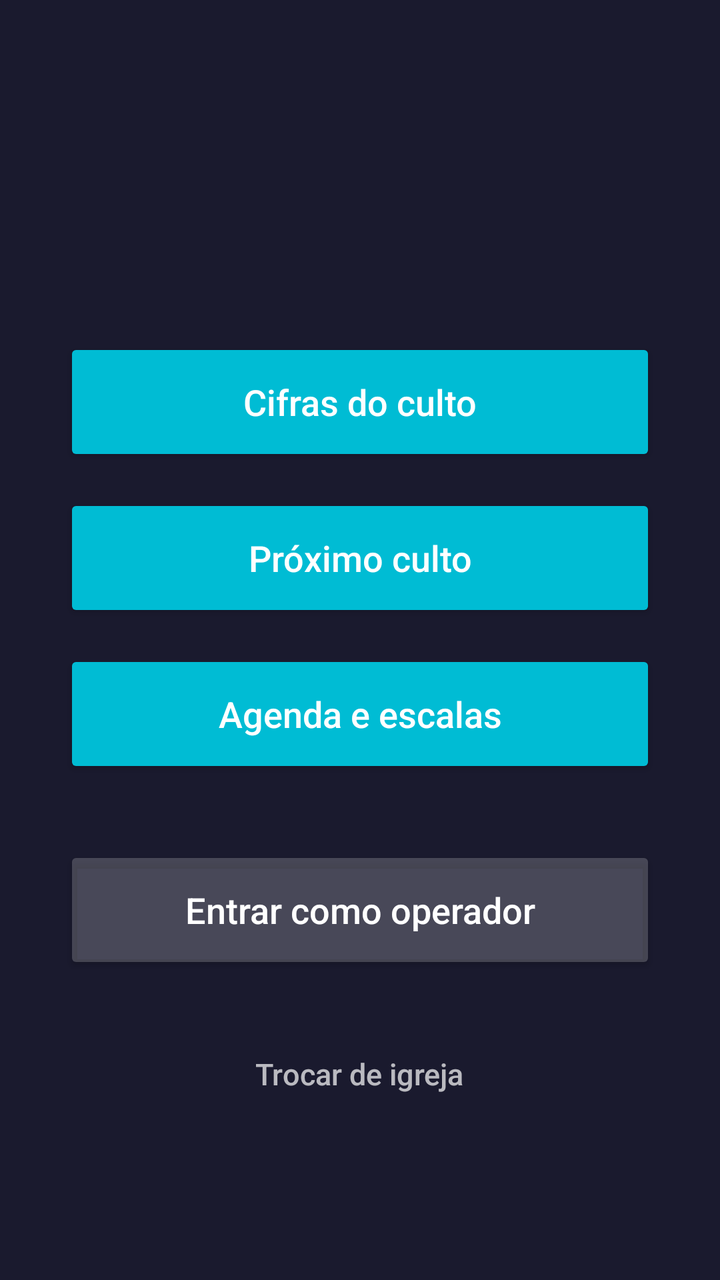
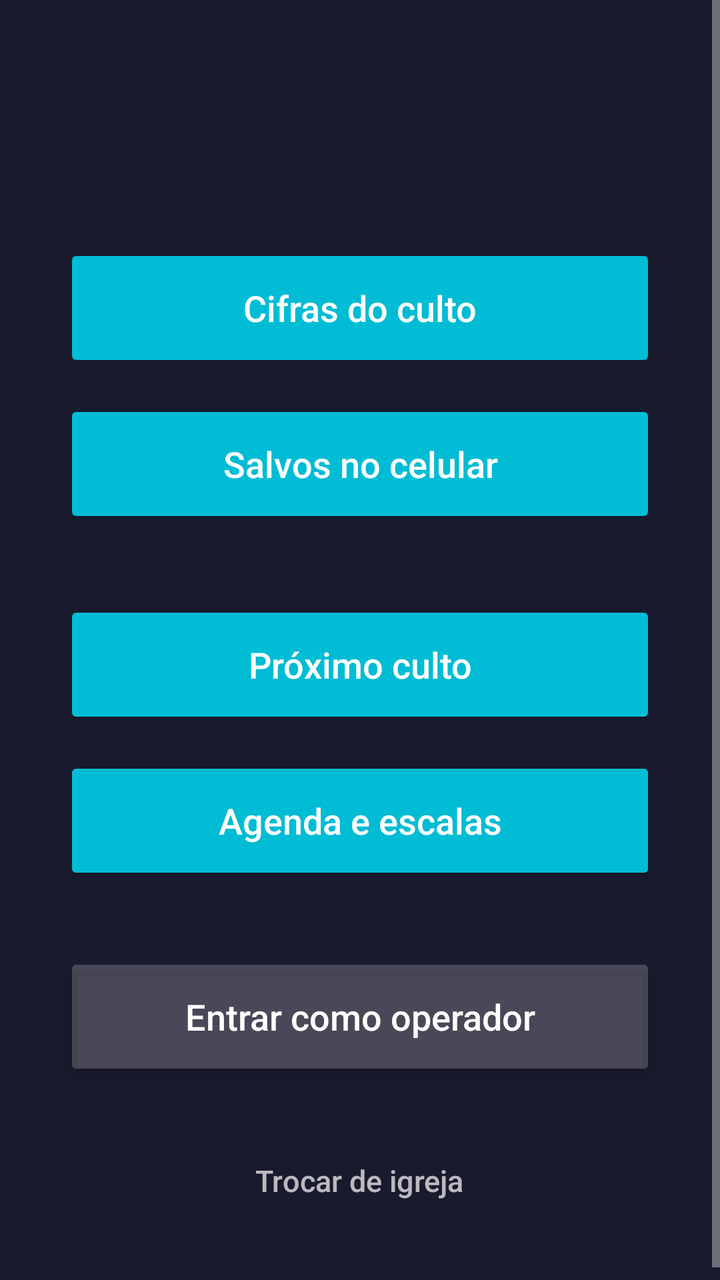

Two renders of the same Android screen: before a commit and after it. Below are the layout's source before the change and the commit's diff.
<!-- AndroidManifest.xml: application theme Tema -->
<!-- res/layout/activity_menu.xml -->
<?xml version="1.0" encoding="utf-8"?>
<ScrollView xmlns:android="http://schemas.android.com/apk/res/android"
    xmlns:app="http://schemas.android.com/apk/res-auto"
    android:layout_width="match_parent"
    android:layout_height="match_parent"
    android:fillViewport="true">

    <LinearLayout
        android:layout_width="match_parent"
        android:layout_height="wrap_content"
        android:gravity="center"
        android:orientation="vertical"
        android:padding="32dp">

        <TextView
            android:id="@+id/igreja"
            android:layout_width="match_parent"
            android:layout_height="wrap_content"
            android:gravity="center"
            android:textColor="#FFFFFF"
            android:textSize="24sp"
            android:textStyle="bold" />

        <TextView
            android:id="@+id/endereco"
            android:layout_width="wrap_content"
            android:layout_height="wrap_content"
            android:layout_marginTop="4dp"
            android:layout_marginBottom="36dp"
            android:textColor="#80FFFFFF"
            android:textSize="13sp" />

        <Button
            android:id="@+id/btnCifras"
            style="@style/BotaoGrande"
            android:text="@string/cifras" />

        <Button
            android:id="@+id/btnProximo"
            style="@style/BotaoGrande"
            android:text="@string/proximo_culto" />

        <Button
            android:id="@+id/btnAgenda"
            style="@style/BotaoGrande"
            android:text="@string/agenda" />

        <Button
            android:id="@+id/btnOperador"
            style="@style/BotaoGrande"
            android:layout_marginTop="20dp"
            android:text="@string/operador"
            app:backgroundTint="#33FFFFFF" />

        <Button
            android:id="@+id/btnTrocar"
            style="@style/BotaoDiscreto"
            android:layout_marginTop="12dp"
            android:text="@string/trocar" />
    </LinearLayout>
</ScrollView>
<!-- resources referenced by this layout -->
<resources>
  <string name="agenda">Agenda e escalas</string>
  <string name="cifras">Cifras do culto</string>
  <string name="operador">Entrar como operador</string>
  <string name="proximo_culto">Próximo culto</string>
  <string name="trocar">Trocar de igreja</string>
  <style name="BotaoDiscreto" parent="Widget.AppCompat.Button.Borderless">
          <item name="android:layout_width">wrap_content</item>
          <item name="android:layout_height">wrap_content</item>
          <item name="android:textAllCaps">false</item>
          <item name="android:textColor">#B3FFFFFF</item>
          <item name="android:textSize">15sp</item>
      </style>
  <style name="BotaoGrande" parent="Widget.AppCompat.Button">
          <item name="android:layout_width">match_parent</item>
          <item name="android:layout_height">64dp</item>
          <item name="android:layout_marginBottom">14dp</item>
          <item name="android:textSize">18sp</item>
          <item name="android:textAllCaps">false</item>
          <item name="android:textColor">#FFFFFF</item>
          <item name="backgroundTint">#00bcd4</item>
      </style>
  <style name="Tema" parent="Theme.AppCompat.NoActionBar">
          <item name="colorPrimary">#00bcd4</item>
          <item name="colorPrimaryDark">#1a1a2e</item>
          <item name="colorAccent">#00bcd4</item>
          <item name="android:windowBackground">#1a1a2e</item>
          <item name="android:statusBarColor">#1a1a2e</item>
          <item name="android:navigationBarColor">#1a1a2e</item>
      </style>
</resources>

<!-- the commit's change to res/layout/activity_menu.xml (unified diff, before → after) -->
@@ -36,6 +36,21 @@
             android:text="@string/cifras" />
 
         <Button
+            android:id="@+id/btnSalvos"
+            style="@style/BotaoGrande"
+            android:layout_marginBottom="4dp"
+            android:text="@string/salvos" />
+
+        <TextView
+            android:id="@+id/estadoSalvos"
+            android:layout_width="match_parent"
+            android:layout_height="wrap_content"
+            android:layout_marginBottom="16dp"
+            android:gravity="center"
+            android:textColor="#80FFFFFF"
+            android:textSize="12sp" />
+
+        <Button
             android:id="@+id/btnProximo"
             style="@style/BotaoGrande"
             android:text="@string/proximo_culto" />
<!-- resource entries referenced after the edit -->
@@ -4,6 +4,7 @@
   <string name="cifras">Cifras do culto</string>
   <string name="operador">Entrar como operador</string>
   <string name="proximo_culto">Próximo culto</string>
+  <string name="salvos">Salvos no celular</string>
   <string name="trocar">Trocar de igreja</string>
   <style name="BotaoDiscreto" parent="Widget.AppCompat.Button.Borderless">
           <item name="android:layout_width">wrap_content</item>
